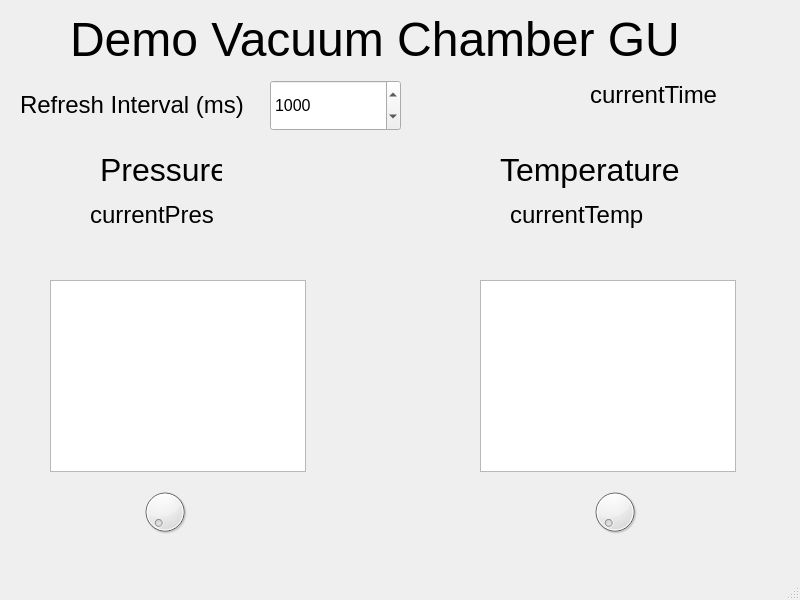
Above: demoTVCgui.ui from Coasternaut/ThermalVacuumChamberGUI before the change. Below: the same form after it.
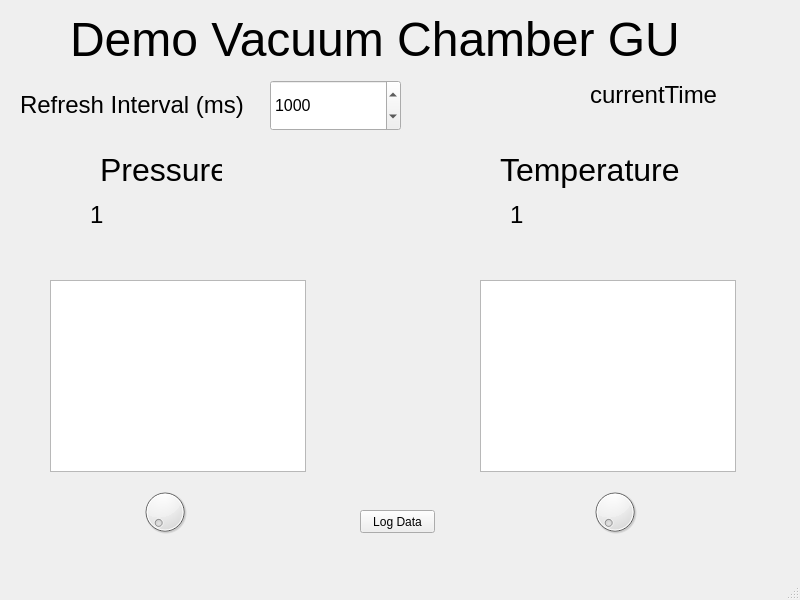
That is the form after the change. Custom widgets are drawn as their Qt base class.

```diff
--- a/demoTVCgui.ui
+++ b/demoTVCgui.ui
@@ -101,7 +101,7 @@
      </font>
     </property>
     <property name="text">
-     <string>currentPres</string>
+     <string>1</string>
     </property>
    </widget>
    <widget class="QLabel" name="currentTemp">
@@ -119,7 +119,7 @@
      </font>
     </property>
     <property name="text">
-     <string>currentTemp</string>
+     <string>1</string>
     </property>
    </widget>
    <widget class="PlotWidget" name="presGraph">
@@ -228,6 +228,19 @@
      <bool>false</bool>
     </property>
    </widget>
+   <widget class="QPushButton" name="logButton">
+    <property name="geometry">
+     <rect>
+      <x>360</x>
+      <y>510</y>
+      <width>75</width>
+      <height>23</height>
+     </rect>
+    </property>
+    <property name="text">
+     <string>Log Data</string>
+    </property>
+   </widget>
   </widget>
   <widget class="QMenuBar" name="menubar">
    <property name="geometry">
```
Left out of the diff: 10 changed lines with no effect on the pictures.
